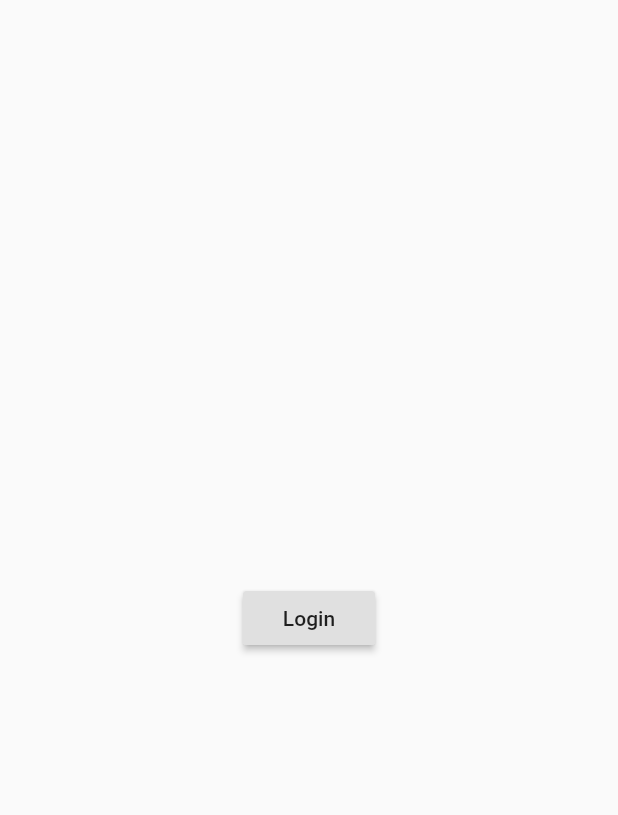
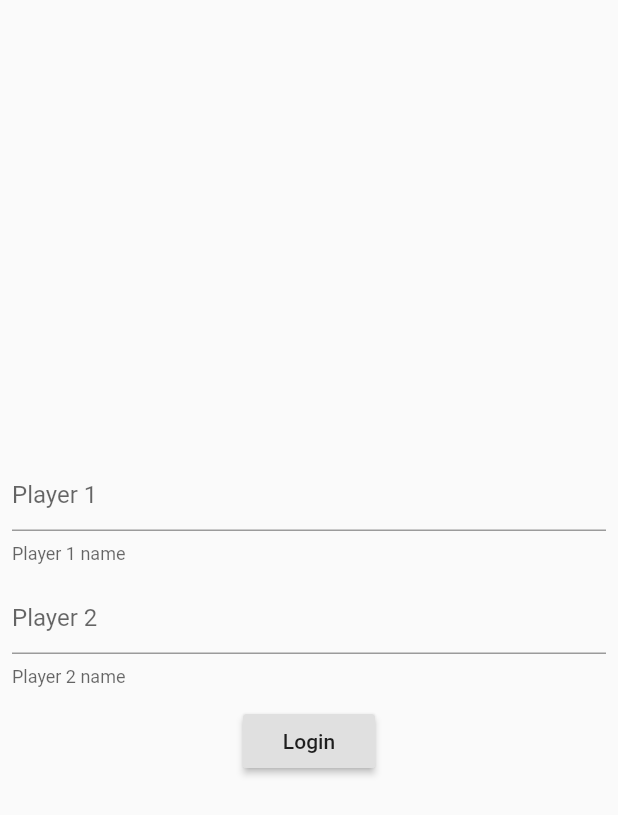
Before and after one commit to lukepighetti/flutter_ribs, a Flutter app: the screen it shows after launch, on a phone screen of 412 x 824 dp. Shown: the top 815 px of the screen. Run offline on Flutter 3.47's test engine with Material 2 defaults, Android fonts, the phone set to English and light mode, and no system bars; our stand-ins replace rxdart; statements that could not run were skipped.

Commit message:
add passing data between ribs

```diff
--- a/example/lib/logged_out/logged_out_view_controller.dart
+++ b/example/lib/logged_out/logged_out_view_controller.dart
@@ -18,20 +18,42 @@ class LoggedOutViewController extends StatelessWidget with LoggedOutViewControll
   @override
   Widget get uiviewController => this;
 
+  final _defaultPlayer1Name = "Player 1";
+  final _defaultPlayer2Name = "Player 2";
+
   _handleLogin() {
     listener.login(
-      player1Name: "Player 1",
-      player2Name: "Player 2",
+      player1Name: _player1Controller.text.isEmpty ? _defaultPlayer1Name : _player1Controller.text,
+      player2Name: _player2Controller.text.isEmpty ? _defaultPlayer2Name : _player2Controller.text,
     );
   }
+
+  final _player1Controller = TextEditingController();
+  final _player2Controller = TextEditingController();
 
   @override
   Widget build(BuildContext context) {
     return Material(
-      child: Center(
-        child: RaisedButton(
-          onPressed: _handleLogin,
-          child: Text("Login"),
+      child: Padding(
+        padding: const EdgeInsets.all(8.0),
+        child: Column(
+          mainAxisAlignment: MainAxisAlignment.center,
+          children: <Widget>[
+            TextField(
+              controller: _player1Controller,
+              decoration: InputDecoration(hintText: _defaultPlayer1Name, helperText: "Player 1 name"),
+            ),
+            SizedBox(height: 12),
+            TextField(
+              controller: _player2Controller,
+              decoration: InputDecoration(hintText: _defaultPlayer2Name, helperText: "Player 2 name"),
+            ),
+            SizedBox(height: 12),
+            RaisedButton(
+              onPressed: _handleLogin,
+              child: Text("Login"),
+            ),
+          ],
         ),
       ),
     );
--- a/example/lib/root/root_router.dart
+++ b/example/lib/root/root_router.dart
@@ -48,7 +48,7 @@ class RootRouter extends LaunchRouter<RootInteractable, RootViewControllable> im
       loggedOut = null;
     }
 
-    final loggedIn = loggedInBuilder.build(interactor);
+    final loggedIn = loggedInBuilder.build(interactor, player1Name, player2Name);
     attachChild(loggedIn);
 
     viewController.present(loggedIn.viewControllable);
```
Also changed, not shown: example/lib/logged_in/logged_in_builder.dart (+6 -5 lines), example/lib/logged_in/logged_in_view_controller.dart (+9 -1 lines).
